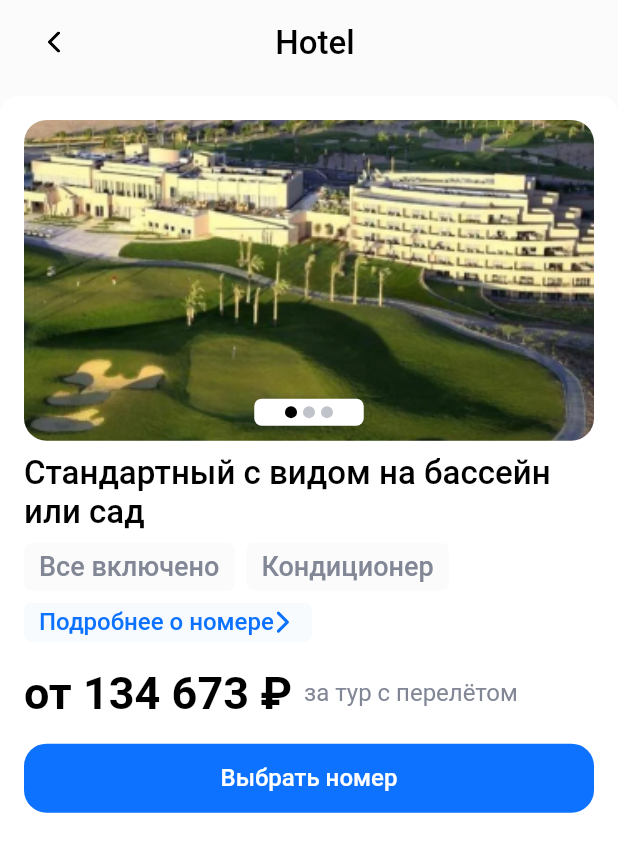
After one commit to mlg2034/booking_app, a Flutter app: the screen it shows after launch, scrolled down 146 dp, after a tap on "К выбору номера", on a phone screen of 412 x 824 dp. The commit adds this screen. Shown: the top 852 px of the screen. Run offline on Flutter 3.47's test engine with Material 2 defaults, Android fonts, the phone set to English and light mode, and no system bars; drawn by our look-alikes of carousel_slider; our stand-ins replace dio, flutter_svg, freezed_annotation; generated files the repository leaves out were written again; Roboto replaces fonts that are missing (SF-Pro-Display).

Commit message:
finished with room page

```diff
--- a/lib/src/features/app/presentation/app.dart
+++ b/lib/src/features/app/presentation/app.dart
@@ -7,7 +7,7 @@ class App extends StatelessWidget {
 
   @override
   Widget build(BuildContext context) {
-    return MaterialApp(
+    return const MaterialApp(
       home: HotelScreen(),
     );
   }
--- a/lib/src/features/hotel/presentation/hotel_screen.dart
+++ b/lib/src/features/hotel/presentation/hotel_screen.dart
@@ -1,12 +1,11 @@
-import 'package:carousel_slider/carousel_slider.dart';
 import 'package:flutter/material.dart';
-import 'package:flutter_svg/flutter_svg.dart';
 import 'package:test_application/src/features/hotel/presentation/widgets/base_info_widget.dart';
 import 'package:test_application/src/features/hotel/presentation/widgets/hotel_feature_widget.dart';
+import 'package:test_application/src/features/room/presentation/room_screen.dart';
 import 'package:test_application/src/ui_components/theme/app_colors.dart';
 import 'package:test_application/src/ui_components/theme/text_style.dart';
 import 'package:test_application/src/ui_components/widgets/custom_button.dart';
-import 'package:test_application/src/ui_components/widgets/custom_container.dart';
+import 'package:test_application/src/ui_components/widgets/custom_wrapper.dart';
 
 class HotelScreen extends StatefulWidget {
   const HotelScreen({super.key});
@@ -44,8 +43,12 @@ class _HotelScreenState extends State<HotelScreen> {
             Padding(
               padding: const EdgeInsets.only(top: 8, bottom: 12),
               child: Container(
-                decoration: BoxDecoration(
-                    color: white, borderRadius: BorderRadius.circular(5)),
+                decoration:  ShapeDecoration(
+color: Colors.white,
+shape: RoundedRectangleBorder(
+borderRadius: BorderRadius.circular(12 ),
+),
+),
                 child: Padding(
                   padding: const EdgeInsets.symmetric(horizontal: 16),
                   child: Column(
@@ -58,20 +61,7 @@ class _HotelScreenState extends State<HotelScreen> {
                           style: w500s22.copyWith(color: black),
                         ),
                       ),
-                      Wrap(
-                        direction: Axis.horizontal,
-                        spacing: 8.0,
-                        runSpacing: 8.0,
-                        children: hotelFeatures.map((feature) {
-                          return CustomContainer(
-                            childWidget: Text(
-                              feature,
-                              style: w500s18.copyWith(color: grey),
-                            ),
-                            color: lightGrey,
-                          );
-                        }).toList(),
-                      ),
+                      CustomWrapper(hotelFeatures: hotelFeatures),
                       Padding(
                         padding: const EdgeInsets.only(top: 12, bottom: 16),
                         child: Text(
@@ -79,16 +69,28 @@ class _HotelScreenState extends State<HotelScreen> {
                           style: w400s16.copyWith(color: black),
                         ),
                       ),
-                      HotelFeatureWidget(),
+                      HotelFeatureWidget(
+                        onTap: () => Navigator.of(context).push(
+                          MaterialPageRoute(
+                            builder: (context) => const RoomScreen(),
+                          ),
+                        ),
+                      ),
                     ],
                   ),
                 ),
               ),
             ),
-            CustomButtom(
-              childWidget: Text(
-                'К выбору номера',
-                style: w500s16.copyWith(color: white),
+            GestureDetector(
+              onTap: ()=>Navigator.of(context).push(MaterialPageRoute(builder: (context)=>RoomScreen())),
+              child: Padding(
+                padding: const EdgeInsets.only(top:12 , bottom: 28 , right: 16 , left: 16),
+                child: CustomButton(
+                  childWidget: Text(
+                    'К выбору номера',
+                    style: w500s16.copyWith(color: white),
+                  ),
+                ),
               ),
             ),
           ],
--- a/lib/src/features/hotel/presentation/widgets/base_info_widget.dart
+++ b/lib/src/features/hotel/presentation/widgets/base_info_widget.dart
@@ -20,13 +20,12 @@ class _BaseHotelInfoState extends State<BaseHotelInfo> {
   Widget build(BuildContext context) {
     return Container(
       padding: const EdgeInsets.symmetric(horizontal: 16),
-      decoration: const BoxDecoration(
-        color: white,
-        borderRadius: BorderRadius.only(
-          bottomLeft: Radius.circular(5),
-          bottomRight: Radius.circular(5),
-        ),
-      ),
+    decoration:const ShapeDecoration(
+color: Colors.white,
+shape: RoundedRectangleBorder(
+borderRadius: BorderRadius.only(bottomLeft: Radius.circular(12) , bottomRight: Radius.circular(12) ),
+),
+),
       child: Column(
         crossAxisAlignment: CrossAxisAlignment.start,
         children: [
--- a/lib/src/features/hotel/presentation/widgets/hotel_feature_widget.dart
+++ b/lib/src/features/hotel/presentation/widgets/hotel_feature_widget.dart
@@ -4,8 +4,9 @@ import 'package:flutter_svg/flutter_svg.dart';
 import 'package:test_application/src/ui_components/theme/app_colors.dart';
 import 'package:test_application/src/ui_components/theme/text_style.dart';
 class HotelFeatureWidget extends StatelessWidget {
+  final Function() onTap;
   const HotelFeatureWidget({
-    super.key,
+    super.key, required this.onTap,
   });
 
   @override
--- /dev/null
+++ b/lib/src/features/room/presentation/room_screen.dart
@@ -0,0 +1,185 @@
+import 'package:carousel_slider/carousel_options.dart';
+import 'package:carousel_slider/carousel_slider.dart';
+import 'package:flutter/material.dart';
+import 'package:flutter_svg/flutter_svg.dart';
+import 'package:test_application/src/ui_components/theme/app_colors.dart';
+import 'package:test_application/src/ui_components/theme/text_style.dart';
+import 'package:test_application/src/ui_components/widgets/custom_button.dart';
+import 'package:test_application/src/ui_components/widgets/custom_container.dart';
+import 'package:test_application/src/ui_components/widgets/custom_wrapper.dart';
+
+class RoomScreen extends StatefulWidget {
+  const RoomScreen({super.key});
+
+  @override
+  State<RoomScreen> createState() => _RoomScreenState();
+}
+
+class _RoomScreenState extends State<RoomScreen> {
+  int currentIndex = 0;
+  List<String> hotelFeatures = ['Все включено', 'Кондиционер'];
+  @override
+  Widget build(BuildContext context) {
+    return Scaffold(
+      backgroundColor: lightGrey,
+      appBar: AppBar(
+        backgroundColor: Colors.transparent,
+        elevation: 0,
+        automaticallyImplyLeading: false,
+        centerTitle: true,
+        title: Padding(
+          padding: const EdgeInsets.symmetric(horizontal: 16),
+          child: Row(
+            children: [
+              GestureDetector(
+                onTap: ()=>Navigator.of(context).pop(),
+                child: SvgPicture.asset('assets/icons/arrow_left.svg')),
+              const Spacer(),
+              Text(
+                'Hotel',
+                style: w500s22.copyWith(color: Colors.black),
+              ),
+              const Spacer(),
+            ],
+          ),
+        ),
+      ),
+      body: Padding(
+        padding: const EdgeInsets.symmetric(vertical: 8),
+        child: Container(
+          padding: const EdgeInsets.all(16),
+          decoration: ShapeDecoration(
+            color: Colors.white,
+            shape: RoundedRectangleBorder(
+              borderRadius: BorderRadius.circular(12),
+            ),
+          ),
+          child: Column(
+            crossAxisAlignment: CrossAxisAlignment.start,
+            children: [
+              Stack(
+                children: [
+                  CarouselSlider.builder(
+                    itemCount: 3,
+                    itemBuilder: (BuildContext context, int itemIndex,
+                            int pageViewIndex) =>
+                        Container(
+                      alignment: Alignment.center,
+                      child: ClipRRect(
+                        borderRadius: BorderRadius.circular(15),
+                        child: Image.asset(
+                          'assets/images/hotel.png',
+                          width: double.infinity,
+                          height: 253,
+                          fit: BoxFit.cover,
+                        ),
+                      ),
+                    ),
+                    options: CarouselOptions(
+                        pageSnapping: false,
+                        viewportFraction: 1,
+                        enableInfiniteScroll: false,
+                        onPageChanged: (index, reason) {
+                          setState(() {
+                            currentIndex = index;
+                          });
+                        }),
+                  ),
+                  Positioned(
+                    bottom: 10,
+                    left: 0,
+                    right: 0,
+                    child: Center(
+                      child: Container(
+                        decoration: BoxDecoration(
+                            color: white,
+                            borderRadius: BorderRadius.circular(5)),
+                        width: 73,
+                        padding: const EdgeInsets.symmetric(
+                            horizontal: 10, vertical: 5),
+                        child: Row(
+                          mainAxisAlignment: MainAxisAlignment.center,
+                          children: List.generate(
+                            3,
+                            (index) {
+                              return Container(
+                                margin: const EdgeInsets.symmetric(
+                                    horizontal: 2.0),
+                                width: 8.0,
+                                height: 8.0,
+                                decoration: BoxDecoration(
+                                  shape: BoxShape.circle,
+                                  color: (index == currentIndex)
+                                      ? black // активный индикатор
+                                      : grey.withOpacity(
+                                          0.5), // неактивный индикатор
+                                ),
+                              );
+                            },
+                          ),
+                        ),
+                      ),
+                    ),
+                  ),
+                ],
+              ),
+              Padding(
+                padding: const EdgeInsets.symmetric(vertical: 8.0),
+                child: Text(
+                  'Стандартный с видом на бассейн или сад',
+                  style: w500s22.copyWith(color: black),
+                ),
+              ),
+              CustomWrapper(hotelFeatures: hotelFeatures),
+              const SizedBox(
+                height: 8,
+              ),
+              CustomContainer(
+                childWidget: Row(
+                  children: [
+                    Text(
+                      'Подробнее о номере',
+                      style: w500s16.copyWith(color: blue),
+                    ),
+                    const SizedBox(
+                      width: 2,
+                    ),
+                    SvgPicture.asset('assets/icons/blue_arrow_right.svg')
+                  ],
+                ),
+                color: lightBlue,
+                width: 192,
+              ),
+              Padding(
+                padding: const EdgeInsets.symmetric(vertical: 16),
+                child: Row(
+                  children: [
+                    Text(
+                      'от 134 673 ₽',
+                      style: w600s30.copyWith(color: black),
+                    ),
+                    const SizedBox(
+                      width: 8,
+                    ),
+                    Text(
+                      'за тур с перелётом',
+                      style: w400s16.copyWith(color: grey),
+                    )
+                  ],
+                ),
+              ),
+              CustomButton(
+                childWidget: Center(
+                  child: Text(
+                    'Выбрать номер',
+                    style: w500s16.copyWith(color: white),
+                  ),
+                ),
+              )
+            ],
+          ),
+        ),
+      ),
+    );
+  }
+}
--- a/lib/src/ui_components/widgets/custom_button.dart
+++ b/lib/src/ui_components/widgets/custom_button.dart
@@ -1,10 +1,10 @@
-
 import 'package:flutter/material.dart';
 import 'package:test_application/src/ui_components/theme/app_colors.dart';
-import 'package:test_application/src/ui_components/theme/text_style.dart';
-class CustomButtom extends StatelessWidget {
+
+class CustomButton extends StatelessWidget {
   final Widget childWidget;
-  const CustomButtom({
+
+  const CustomButton({
     required this.childWidget,
     super.key,
   });
@@ -12,17 +12,13 @@ class CustomButtom extends StatelessWidget {
   @override
   Widget build(BuildContext context) {
     return Container(
-      color: white,
-      padding: const EdgeInsets.only(left: 16 , right: 16 , top: 12 , bottom: 28),
-      child: Container(
-        decoration: BoxDecoration(
-          color: blue,
-          borderRadius: BorderRadius.circular(15),
-        ),
-        alignment: Alignment.center,
-        padding: const EdgeInsets.symmetric(vertical: 15),
-        child: childWidget
+      decoration: BoxDecoration(
+        color: blue,
+        borderRadius: BorderRadius.circular(15),
       ),
+      alignment: Alignment.center,
+      padding: const EdgeInsets.symmetric(vertical: 15),
+      child: childWidget,
     );
   }
 }
--- /dev/null
+++ b/lib/src/ui_components/widgets/custom_wrapper.dart
@@ -0,0 +1,31 @@
+import 'package:flutter/material.dart';
+import 'package:test_application/src/ui_components/theme/app_colors.dart';
+import 'package:test_application/src/ui_components/theme/text_style.dart';
+import 'package:test_application/src/ui_components/widgets/custom_container.dart';
+
+class CustomWrapper extends StatelessWidget {
+  const CustomWrapper({
+    super.key,
+    required this.hotelFeatures,
+  });
+
+  final List<String> hotelFeatures;
+
+  @override
+  Widget build(BuildContext context) {
+    return Wrap(
+      direction: Axis.horizontal,
+      spacing: 8.0,
+      runSpacing: 8.0,
+      children: hotelFeatures.map((feature) {
+        return CustomContainer(
+          childWidget: Text(
+            feature,
+            style: w500s18.copyWith(color: grey),
+          ),
+          color: lightGrey,
+        );
+      }).toList(),
+    );
+  }
+}
```
Also changed, not shown: assets/icons/arrow_left.svg (added), assets/icons/blue_arrow_right.svg (added).
